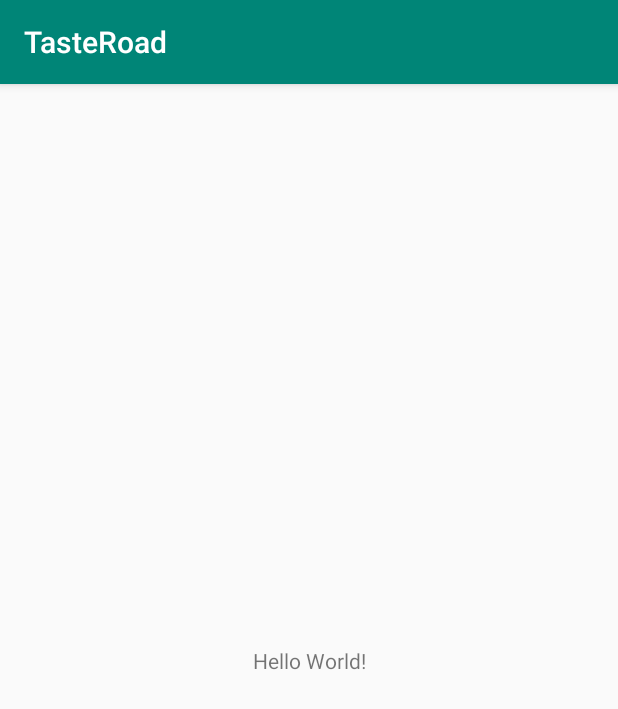
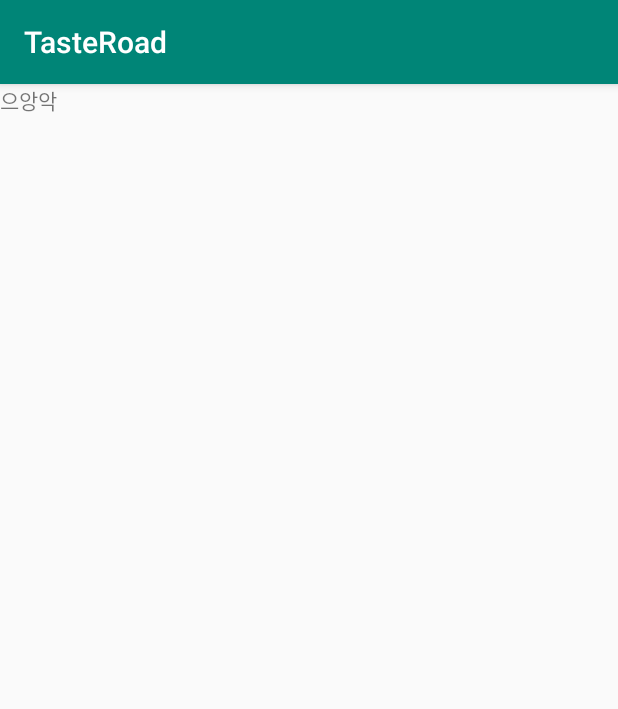
Before and after one commit to dalreak/tasteRoad, an Android app: the screen it shows after launch (MainActivity), on a phone screen of 412 x 824 dp. Shown: the top 709 px of the screen. Run offline under Robolectric (Android 15) with nearby library versions, the phone set to English and light mode, and no system bars.

Commit message:
Update1
Update page

```diff
--- /dev/null
+++ b/app/src/main/java/com/jbnustudent/it/tasteroad/First.java
@@ -0,0 +1,19 @@
+package com.jbnustudent.it.tasteroad;
+
+import android.app.Activity;
+import android.content.Intent;
+import android.os.Bundle;
+
+public class First extends Activity {
+    protected void onCreate(Bundle savedInstanceState){
+        super.onCreate(savedInstanceState);
+
+        try{
+            Thread.sleep(3000);
+        }catch(InterruptedException e){
+            e.printStackTrace();
+        }
+        startActivity(new Intent(this,MainActivity.class));
+        finish();
+    }
+}
--- a/app/src/main/java/com/jbnustudent/it/tasteroad/MainActivity.java
+++ b/app/src/main/java/com/jbnustudent/it/tasteroad/MainActivity.java
@@ -9,5 +9,6 @@ public class MainActivity extends AppCompatActivity {
     protected void onCreate(Bundle savedInstanceState) {
         super.onCreate(savedInstanceState);
         setContentView(R.layout.activity_main);
+
     }
 }
--- a/app/src/main/res/layout/activity_main.xml
+++ b/app/src/main/res/layout/activity_main.xml
@@ -2,17 +2,16 @@
 <android.support.constraint.ConstraintLayout xmlns:android="http://schemas.android.com/apk/res/android"
     xmlns:app="http://schemas.android.com/apk/res-auto"
     xmlns:tools="http://schemas.android.com/tools"
+    android:id="@+id/qwer"
     android:layout_width="match_parent"
     android:layout_height="match_parent"
     tools:context=".MainActivity">
 
     <TextView
+        android:id="@+id/으아아악"
         android:layout_width="wrap_content"
         android:layout_height="wrap_content"
-        android:text="Hello World!"
-        app:layout_constraintBottom_toBottomOf="parent"
-        app:layout_constraintLeft_toLeftOf="parent"
-        app:layout_constraintRight_toRightOf="parent"
-        app:layout_constraintTop_toTopOf="parent" />
-
+        android:text="으앙악"
+        tools:layout_editor_absoluteX="173dp"
+        tools:layout_editor_absoluteY="246dp" />
 </android.support.constraint.ConstraintLayout>
--- a/app/src/main/res/values/styles.xml
+++ b/app/src/main/res/values/styles.xml
@@ -8,4 +8,7 @@
         <item name="colorAccent">@color/colorAccent</item>
     </style>
 
+    <style name = "FirstTheme" parent ="@android:style/Theme.Light.NoTitleBar">
+        <item name = "android:windowBackground">@drawable/first_picture</item>
+    </style>
 </resources>
```
Also changed, not shown: app/src/main/AndroidManifest.xml (+10 -3 lines), 1 other file.
